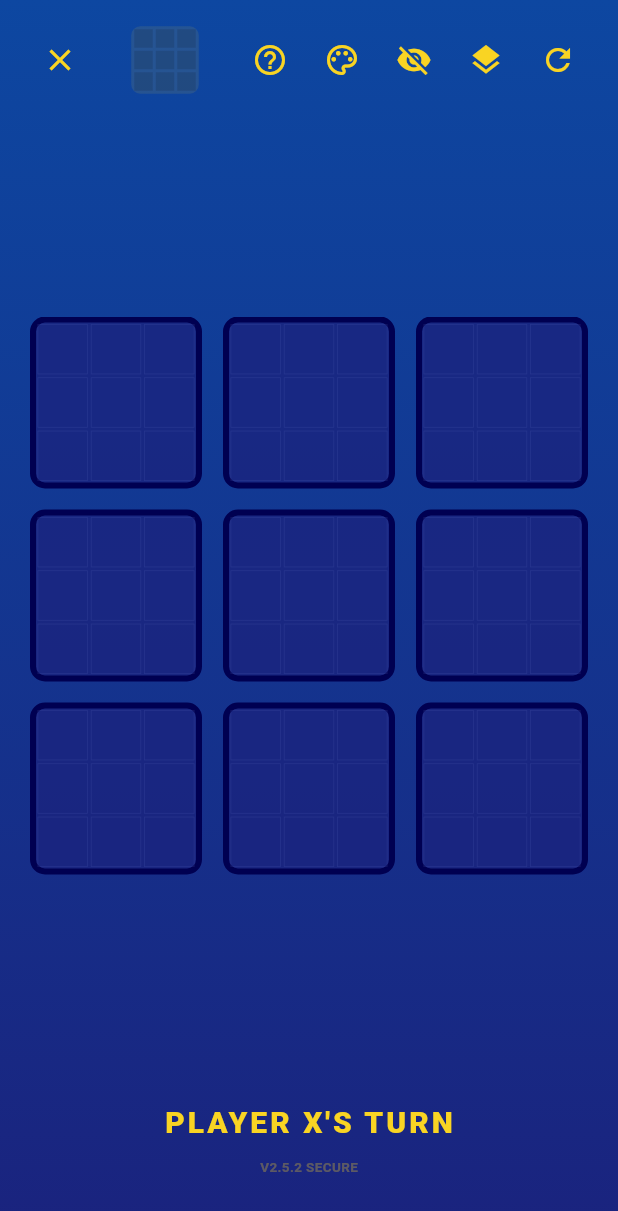
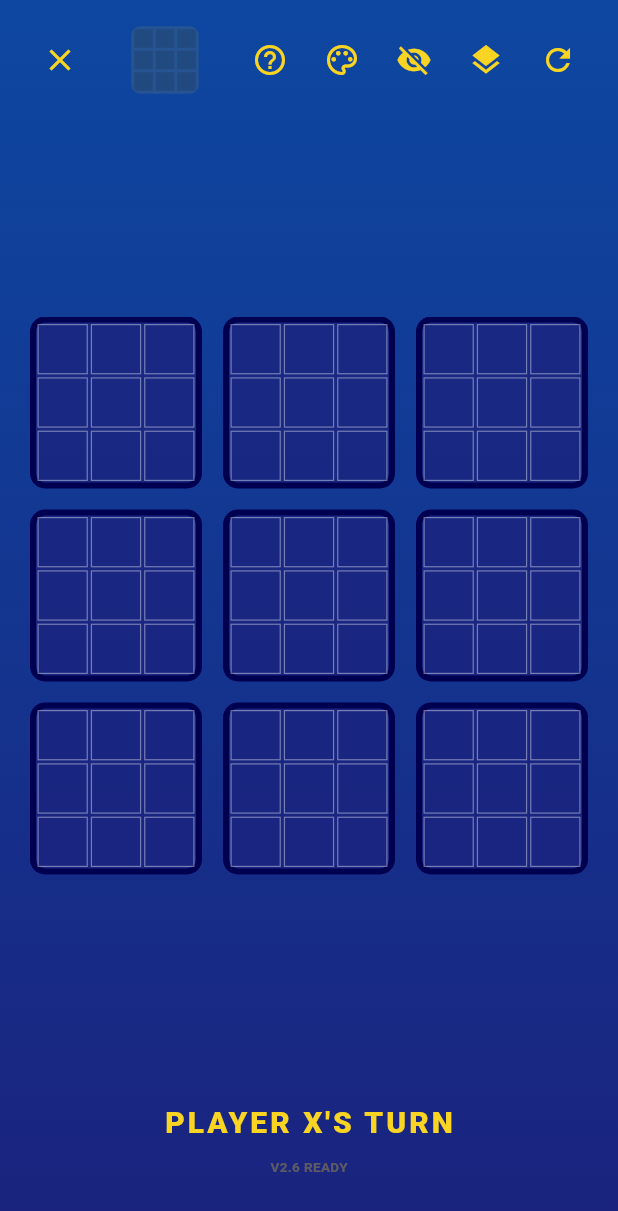
Before and after one commit to aaxnaa/ultimate_ttt, a Flutter app: the GameScreen screen opened directly, on a phone screen of 412 x 824 dp. Shown: the top 1211 px of the screen. Run offline on Flutter 3.47's test engine with Material 3 defaults, Android fonts, the light colour scheme and no system bars; missing offline and left inert: mqtt_client.

Commit message:
V2.6: Ordered Themes and Visual Overhaul

```diff
--- a/lib/main.dart
+++ b/lib/main.dart
@@ -37,7 +37,7 @@ class AppState extends ChangeNotifier {
   bool isLocalPlay = false;
   bool isBotPlay = false;
   BotDifficulty? botDifficulty;
-  String lastDebugMessage = "V2.5.2 SECURE";
+  String lastDebugMessage = "V2.6 READY";
 
   String get pXDisplay => playerXName.trim().isEmpty ? "Player X" : playerXName;
   String get pODisplay => playerOName.trim().isEmpty ? "Player O" : playerOName;
@@ -142,7 +142,7 @@ class _HomeScreenState extends State<HomeScreen> {
               ),
               Padding(
                 padding: const EdgeInsets.only(bottom: 20),
-                child: Text("VERSION 2.5.2", style: TextStyle(color: theme.titleColor.withOpacity(0.2), fontSize: 10, letterSpacing: 1)),
+                child: Text("VERSION 2.6", style: TextStyle(color: theme.titleColor.withOpacity(0.2), fontSize: 10, letterSpacing: 1)),
               ),
             ],
           ),
@@ -347,6 +347,8 @@ class _HomeScreenState extends State<HomeScreen> {
           _settingRow(theme, "SCOREBOARD", appState.showScoreboard ? "ON" : "OFF", () => appState.toggleScoreboard()),
           const SizedBox(height: 12),
           _settingRow(theme, "ANALYZE (EYE)", appState.analyzeMode ? "ON" : "OFF", () => appState.toggleAnalyzeMode()),
+          const SizedBox(height: 12),
+          _settingRow(theme, "LEARN RULES", "VIEW", () => showTutorialDialog(context, theme)),
         ],
       ),
     );
@@ -696,7 +698,7 @@ class _GameScreenState extends State<GameScreen> {
             Expanded(child: Center(child: Padding(padding: const EdgeInsets.all(20), child: AspectRatio(aspectRatio: 1, child: Stack(children: [
               GridView.builder(physics: const NeverScrollableScrollPhysics(), gridDelegate: const SliverGridDelegateWithFixedCrossAxisCount(crossAxisCount: 3, crossAxisSpacing: 14, mainAxisSpacing: 14), itemCount: 9,
                 itemBuilder: (context, idx) {
-                  bool isActive = appState.analyzeMode ? false : (engine.activeMiniGrid == null || engine.activeMiniGrid == idx);
+                  bool isActive = appState.analyzeMode ? true : (engine.activeMiniGrid == null || engine.activeMiniGrid == idx);
                   return MiniBoardWidget(subGridIdx: idx, isActive: isActive);
                 }),
               if (engine.winningLine != null) CustomPaint(size: Size.infinite, painter: WinningLinePainter(engine.winningLine!, engine.winner == "X" ? theme.playerXColor : theme.playerOColor)),
@@ -786,7 +788,7 @@ class MiniBoardWidget extends StatelessWidget {
       decoration: BoxDecoration(
         color: highlightColor ?? (isActive ? theme.background.withOpacity(0.8) : theme.background.withOpacity(0.2)),
         borderRadius: BorderRadius.circular(10),
-        border: isActive ? Border.all(color: theme.accentColor, width: 4) : Border.all(color: theme.gridColor.withOpacity(0.3), width: 1),
+        border: isActive ? Border.all(color: theme.accentColor, width: 4) : Border.all(color: theme.titleColor.withOpacity(0.1), width: 1),
       ),
       child: Stack(children: [
         GridView.builder(physics: const NeverScrollableScrollPhysics(), gridDelegate: const SliverGridDelegateWithFixedCrossAxisCount(crossAxisCount: 3), itemCount: 9,
@@ -799,7 +801,7 @@ class MiniBoardWidget extends StatelessWidget {
                   if (!appState.isLocalPlay && !appState.isBotPlay) Provider.of<NetworkManager>(context, listen: false).sendData({"type": "MOVE", "subGrid": subGridIdx, "square": sqIdx, "player": appState.myPlayerSymbol == "X" ? "X" : "O"});
                 } else appState.setDebug("GO TO GRID ${engine.activeMiniGrid != null ? engine.activeMiniGrid! + 1 : 'ANY'}");
               } else appState.setDebug("WAIT FOR OPPONENT");
-            }, child: Container(margin: const EdgeInsets.all(1), decoration: BoxDecoration(border: Border.all(color: theme.gridColor.withOpacity(0.2), width: 0.5)),
+            }, child: Container(margin: const EdgeInsets.all(1), decoration: BoxDecoration(border: Border.all(color: appState.analyzeMode ? theme.gridColor.withOpacity(0.8) : theme.gridColor.withOpacity(0.4), width: 0.8)),
                 child: Center(child: Text(val, style: TextStyle(color: (val == "X" ? theme.playerXColor : theme.playerOColor).withOpacity(isActive ? 1.0 : 0.4), fontSize: 20, fontWeight: FontWeight.w900)))));
           }),
         if (win != "" && appState.overlayMode == OverlayMode.bigSymbol) IgnorePointer(child: Center(child: Opacity(opacity: 0.5, child: Text(win, style: TextStyle(fontSize: 60, fontWeight: FontWeight.w900, color: win == "X" ? theme.playerXColor : theme.playerOColor))))),
--- a/lib/theme_engine.dart
+++ b/lib/theme_engine.dart
@@ -1,6 +1,6 @@
 import 'package:flutter/material.dart';
 
-enum ThemeType { barbie, summer, winter, nighttime, galaxy, plant, ocean, midnight, minimalist, classic, natural, picnic, sunset }
+enum ThemeType { picnic, barbie, sunset, summer, plant, ocean, nighttime, winter, natural, classic, minimalist, galaxy, midnight }
 
 class GameTheme {
   final String name;
@@ -37,6 +37,21 @@ class GameTheme {
     const baseStyle = TextStyle(fontWeight: FontWeight.bold);
 
     switch (type) {
+      case ThemeType.picnic:
+        return GameTheme(
+          name: 'Picnic',
+          background: const Color(0xFFFFF9C4),
+          secondaryBackground: const Color(0xFFD32F2F),
+          gridColor: const Color(0xFFD32F2F),
+          playerXColor: const Color(0xFFFFFFFF),
+          playerOColor: const Color(0xFFFFEB3B),
+          accentColor: const Color(0xFFB71C1C),
+          titleColor: const Color(0xFFFFFFFF),
+          createTextColor: const Color(0xFFFFFFFF),
+          joinTextColor: const Color(0xFFFFFFFF),
+          accentColor2: const Color(0xFFF44336),
+          textStyle: baseStyle,
+        );
       case ThemeType.barbie:
         return GameTheme(
           name: 'Barbie',
@@ -52,12 +67,27 @@ class GameTheme {
           accentColor2: const Color(0xFFFCE4EC),
           textStyle: baseStyle,
         );
+      case ThemeType.sunset:
+        return GameTheme(
+          name: 'Sunset',
+          background: const Color(0xFFFFB74D),
+          secondaryBackground: const Color(0xFF4A148C),
+          gridColor: const Color(0xFFFFFFFF),
+          playerXColor: const Color(0xFFFFEB3B),
+          playerOColor: const Color(0xFFFFFFFF),
+          accentColor: const Color(0xFF311B92),
+          titleColor: const Color(0xFFFFD54F),
+          createTextColor: const Color(0xFFFFFFFF),
+          joinTextColor: const Color(0xFFFFFFFF),
+          accentColor2: const Color(0xFFBA68C8),
+          textStyle: baseStyle,
+        );
       case ThemeType.summer:
         return GameTheme(
           name: 'Summer',
           background: const Color(0xFFFFF9C4),
           secondaryBackground: const Color(0xFF0288D1),
-          gridColor: const Color(0xFFB3E5FC),
+          gridColor: const Color(0xFFFFFFFF),
           playerXColor: const Color(0xFFFFEB3B),
           playerOColor: const Color(0xFFFFFFFF),
           accentColor: const Color(0xFFFFD54F),
@@ -67,57 +97,12 @@ class GameTheme {
           accentColor2: const Color(0xFF4CAF50),
           textStyle: baseStyle,
         );
-      case ThemeType.winter:
-        return GameTheme(
-          name: 'Winter',
-          background: const Color(0xFFE1F5FE),
-          secondaryBackground: const Color(0xFF455A64),
-          gridColor: const Color(0xFFB0BEC5),
-          playerXColor: const Color(0xFFFFFFFF),
-          playerOColor: const Color(0xFF81D4FA),
-          accentColor: const Color(0xFF263238),
-          titleColor: const Color(0xFFFFFFFF),
-          createTextColor: const Color(0xFFFFFFFF),
-          joinTextColor: const Color(0xFF263238),
-          accentColor2: const Color(0xFFECEFF1),
-          textStyle: baseStyle,
-        );
-      case ThemeType.nighttime:
-        return GameTheme(
-          name: 'Nighttime',
-          background: const Color(0xFF1A237E),
-          secondaryBackground: const Color(0xFF0D47A1),
-          gridColor: const Color(0xFF5C6BC0),
-          playerXColor: const Color(0xFFF9D423),
-          playerOColor: const Color(0xFFFFFFFF),
-          accentColor: const Color(0xFF000051),
-          titleColor: const Color(0xFFF9D423),
-          createTextColor: const Color(0xFFFFFFFF),
-          joinTextColor: const Color(0xFF1A237E),
-          accentColor2: const Color(0xFFFFEB3B),
-          textStyle: baseStyle,
-        );
-      case ThemeType.galaxy:
-        return GameTheme(
-          name: 'Galaxy',
-          background: const Color(0xFF4A148C),
-          secondaryBackground: const Color(0xFF000000),
-          gridColor: const Color(0xFF7B1FA2),
-          playerXColor: const Color(0xFF00FFFF),
-          playerOColor: const Color(0xFFEA80FC),
-          accentColor: const Color(0xFF311B92),
-          titleColor: const Color(0xFF00FFFF),
-          createTextColor: const Color(0xFFFFFFFF),
-          joinTextColor: const Color(0xFFFFFFFF),
-          accentColor2: const Color(0xFFE040FB),
-          textStyle: baseStyle,
-        );
       case ThemeType.plant:
         return GameTheme(
           name: 'Plant',
           background: const Color(0xFFDCEDC8),
           secondaryBackground: const Color(0xFF33691E),
-          gridColor: const Color(0xFF8BC34A),
+          gridColor: const Color(0xFFFFFFFF),
           playerXColor: const Color(0xFFFFFFFF),
           playerOColor: const Color(0xFF795548),
           accentColor: const Color(0xFF1B5E20),
@@ -132,7 +117,7 @@ class GameTheme {
           name: 'Ocean',
           background: const Color(0xFFB2EBF2),
           secondaryBackground: const Color(0xFF006064),
-          gridColor: const Color(0xFF4DD0E1),
+          gridColor: const Color(0xFFFFFFFF),
           playerXColor: const Color(0xFFFFFFFF),
           playerOColor: const Color(0xFFFFCCBC),
           accentColor: const Color(0xFF00838F),
@@ -142,12 +127,102 @@ class GameTheme {
           accentColor2: const Color(0xFFE0F7FA),
           textStyle: baseStyle,
         );
+      case ThemeType.nighttime:
+        return GameTheme(
+          name: 'Nighttime',
+          background: const Color(0xFF1A237E),
+          secondaryBackground: const Color(0xFF0D47A1),
+          gridColor: const Color(0xFFFFFFFF),
+          playerXColor: const Color(0xFFF9D423),
+          playerOColor: const Color(0xFFFFFFFF),
+          accentColor: const Color(0xFF000051),
+          titleColor: const Color(0xFFF9D423),
+          createTextColor: const Color(0xFFFFFFFF),
+          joinTextColor: const Color(0xFF1A237E),
+          accentColor2: const Color(0xFFFFEB3B),
+          textStyle: baseStyle,
+        );
+      case ThemeType.winter:
+        return GameTheme(
+          name: 'Winter',
+          background: const Color(0xFFE1F5FE),
+          secondaryBackground: const Color(0xFF455A64),
+          gridColor: const Color(0xFFFFFFFF),
+          playerXColor: const Color(0xFFFFFFFF),
+          playerOColor: const Color(0xFF81D4FA),
+          accentColor: const Color(0xFF263238),
+          titleColor: const Color(0xFFFFFFFF),
+          createTextColor: const Color(0xFFFFFFFF),
+          joinTextColor: const Color(0xFF263238),
+          accentColor2: const Color(0xFFECEFF1),
+          textStyle: baseStyle,
+        );
+      case ThemeType.natural:
+        return GameTheme(
+          name: 'Natural',
+          background: const Color(0xFFF5F5DC),
+          secondaryBackground: const Color(0xFF4E342E),
+          gridColor: const Color(0xFF3E2723),
+          playerXColor: const Color(0xFFFFFFFF),
+          playerOColor: const Color(0xFF8BC34A),
+          accentColor: const Color(0xFF3E2723),
+          titleColor: const Color(0xFFFFFFFF),
+          createTextColor: const Color(0xFFFFFFFF),
+          joinTextColor: const Color(0xFF3E2723),
+          accentColor2: const Color(0xFFD7CCC8),
+          textStyle: baseStyle,
+        );
+      case ThemeType.classic:
+        return GameTheme(
+          name: 'Classic',
+          background: const Color(0xFFFFFFFF),
+          secondaryBackground: const Color(0xFFE0E0E0),
+          gridColor: const Color(0xFF212121),
+          playerXColor: const Color(0xFFD32F2F),
+          playerOColor: const Color(0xFF1976D2),
+          accentColor: const Color(0xFF212121),
+          titleColor: const Color(0xFF212121),
+          createTextColor: const Color(0xFFFFFFFF),
+          joinTextColor: const Color(0xFFFFFFFF),
+          accentColor2: const Color(0xFF757575),
+          textStyle: baseStyle,
+        );
+      case ThemeType.minimalist:
+        return GameTheme(
+          name: 'Minimalist',
+          background: const Color(0xFFFAFAFA),
+          secondaryBackground: const Color(0xFF212121),
+          gridColor: const Color(0xFFFFFFFF),
+          playerXColor: const Color(0xFFFFFFFF),
+          playerOColor: const Color(0xFFBDBDBD),
+          accentColor: const Color(0xFF000000),
+          titleColor: const Color(0xFFFFFFFF),
+          createTextColor: const Color(0xFFFFFFFF),
+          joinTextColor: const Color(0xFF000000),
+          accentColor2: const Color(0xFFEEEEEE),
+          textStyle: baseStyle,
+        );
+      case ThemeType.galaxy:
+        return GameTheme(
+          name: 'Galaxy',
+          background: const Color(0xFF4A148C),
+          secondaryBackground: const Color(0xFF000000),
+          gridColor: const Color(0xFF00FFFF),
+          playerXColor: const Color(0xFF00FFFF),
+          playerOColor: const Color(0xFFEA80FC),
+          accentColor: const Color(0xFF311B92),
+          titleColor: const Color(0xFF00FFFF),
+          createTextColor: const Color(0xFFFFFFFF),
+          joinTextColor: const Color(0xFFFFFFFF),
+          accentColor2: const Color(0xFFE040FB),
+          textStyle: baseStyle,
+        );
       case ThemeType.midnight:
         return GameTheme(
           name: 'Midnight',
           background: const Color(0xFF000000),
           secondaryBackground: const Color(0xFF1A237E),
-          gridColor: const Color(0xFF303F9F),
+          gridColor: const Color(0xFFFFFFFF),
           playerXColor: const Color(0xFFFFD700),
           playerOColor: const Color(0xFFC0C0C0),
           accentColor: const Color(0xFF000051),
@@ -157,81 +232,6 @@ class GameTheme {
           accentColor2: const Color(0xFF283593),
           textStyle: baseStyle,
         );
-      case ThemeType.minimalist:
-        return GameTheme(
-          name: 'Minimalist',
-          background: const Color(0xFFFAFAFA),
-          secondaryBackground: const Color(0xFF212121),
-          gridColor: const Color(0xFF424242),
-          playerXColor: const Color(0xFFFFFFFF),
-          playerOColor: const Color(0xFFBDBDBD),
-          accentColor: const Color(0xFF000000),
-          titleColor: const Color(0xFFFFFFFF),
-          createTextColor: const Color(0xFFFFFFFF),
-          joinTextColor: const Color(0xFF000000),
-          accentColor2: const Color(0xFFEEEEEE),
-          textStyle: baseStyle,
-        );
-      case ThemeType.classic:
-        return GameTheme(
-          name: 'Classic',
-          background: const Color(0xFFFFFFFF),
-          secondaryBackground: const Color(0xFFE0E0E0),
-          gridColor: const Color(0xFFBDBDBD),
-          playerXColor: const Color(0xFFD32F2F),
-          playerOColor: const Color(0xFF1976D2),
-          accentColor: const Color(0xFF212121),
-          titleColor: const Color(0xFF212121),
-          createTextColor: const Color(0xFFFFFFFF),
-          joinTextColor: const Color(0xFFFFFFFF),
-          accentColor2: const Color(0xFF757575),
-          textStyle: baseStyle,
-        );
-      case ThemeType.natural:
-        return GameTheme(
-          name: 'Natural',
-          background: const Color(0xFFF5F5DC),
-          secondaryBackground: const Color(0xFF4E342E),
-          gridColor: const Color(0xFFA1887F),
-          playerXColor: const Color(0xFFFFFFFF),
-          playerOColor: const Color(0xFF8BC34A),
-          accentColor: const Color(0xFF3E2723),
-          titleColor: const Color(0xFFFFFFFF),
-          createTextColor: const Color(0xFFFFFFFF),
-          joinTextColor: const Color(0xFF3E2723),
-          accentColor2: const Color(0xFFD7CCC8),
-          textStyle: baseStyle,
-        );
-      case ThemeType.picnic:
-        return GameTheme(
-          name: 'Picnic',
-          background: const Color(0xFFFFF9C4),
-          secondaryBackground: const Color(0xFFD32F2F),
-          gridColor: const Color(0xFFEF9A9A),
-          playerXColor: const Color(0xFFFFFFFF),
-          playerOColor: const Color(0xFFFFEB3B),
-          accentColor: const Color(0xFFB71C1C),
-          titleColor: const Color(0xFFFFFFFF),
-          createTextColor: const Color(0xFFFFFFFF),
-          joinTextColor: const Color(0xFFFFFFFF),
-          accentColor2: const Color(0xFFF44336),
-          textStyle: baseStyle,
-        );
-      case ThemeType.sunset:
-        return GameTheme(
-          name: 'Sunset',
-          background: const Color(0xFFFFB74D),
-          secondaryBackground: const Color(0xFF4A148C),
-          gridColor: const Color(0xFF9575CD),
-          playerXColor: const Color(0xFFFFEB3B),
-          playerOColor: const Color(0xFFFFFFFF),
-          accentColor: const Color(0xFF311B92),
-          titleColor: const Color(0xFFFFD54F),
-          createTextColor: const Color(0xFFFFFFFF),
-          joinTextColor: const Color(0xFFFFFFFF),
-          accentColor2: const Color(0xFFBA68C8),
-          textStyle: baseStyle,
-        );
     }
   }
 }
```
